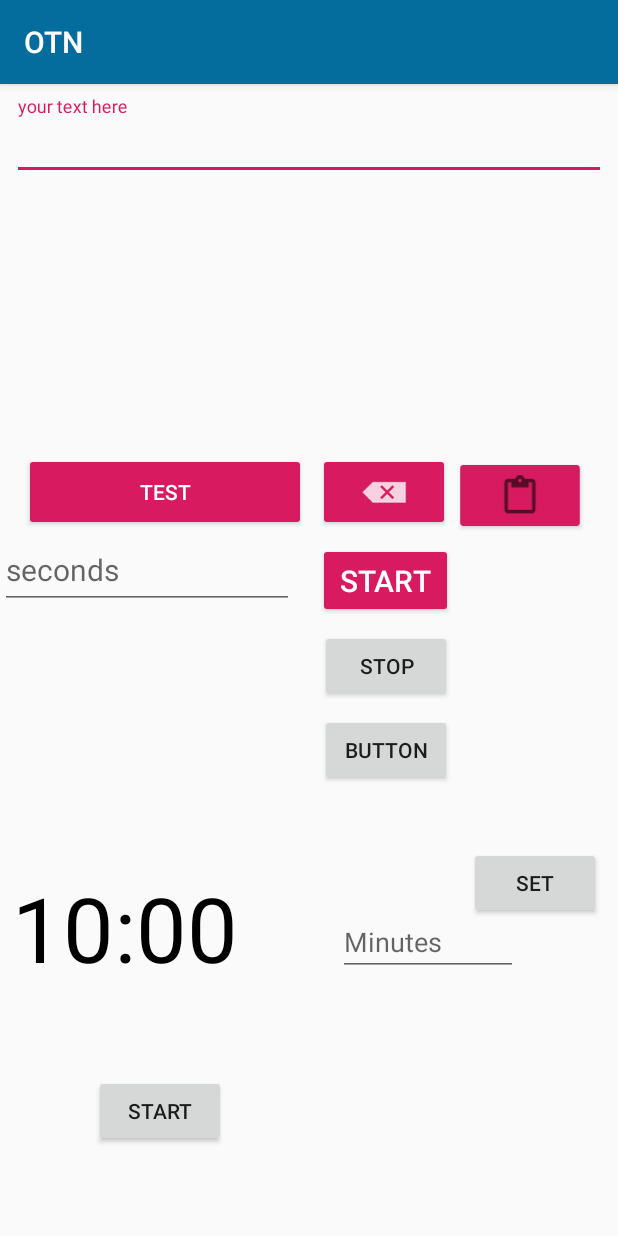
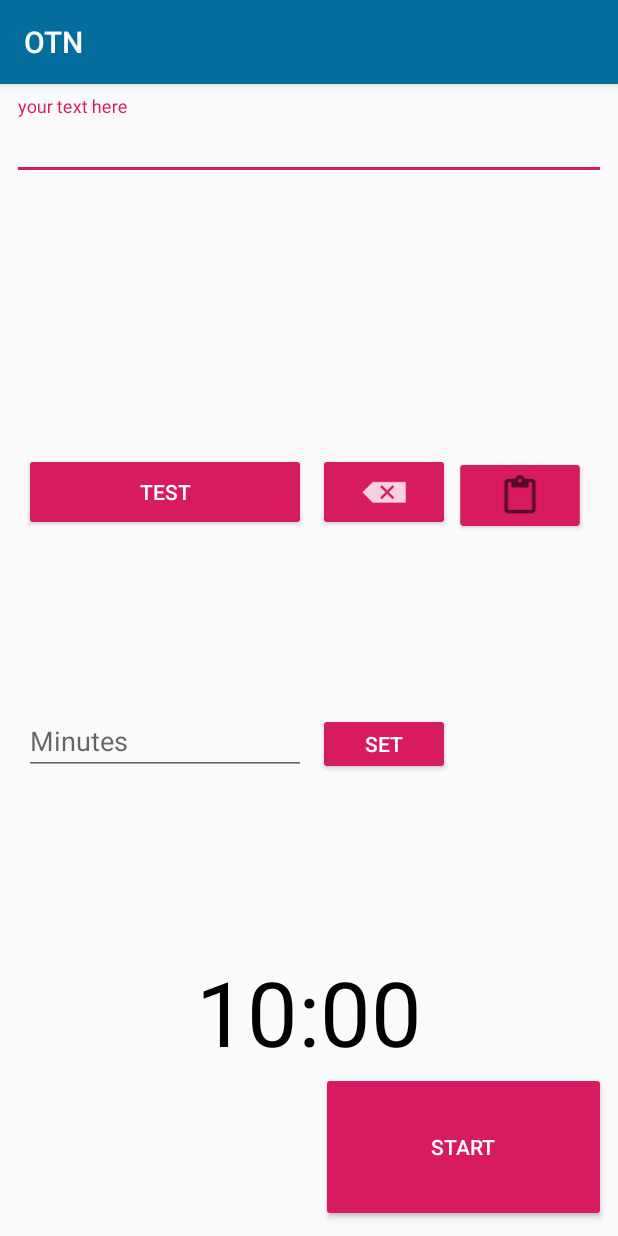
Before and after one commit to TheLukaDragar/OTN, an Android app: the screen it shows after launch (MainActivity), on a phone screen of 412 x 824 dp. Run offline under Robolectric (Android 15) with nearby library versions, the phone set to English and light mode, and no system bars; our stand-ins replace AdMob.

Commit message:
new final myb add colors !!

```diff
--- a/app/build.gradle
+++ b/app/build.gradle
@@ -7,8 +7,8 @@ android {
         applicationId "com.dragar.luka.otn"
         minSdkVersion 16
         targetSdkVersion 27
-        versionCode 2
-        versionName "1.9"
+        versionCode 3
+        versionName "2.0"
         testInstrumentationRunner "android.support.test.runner.AndroidJUnitRunner"
     }
     buildTypes {
--- a/app/src/main/AndroidManifest.xml
+++ b/app/src/main/AndroidManifest.xml
@@ -15,7 +15,9 @@
         android:supportsRtl="true"
         android:theme="@style/AppTheme"
         tools:ignore="GoogleAppIndexingWarning">
-        <activity android:name="com.dragar.luka.otn.MainActivity">
+        <activity android:name="com.dragar.luka.otn.MainActivity"
+            android:windowSoftInputMode="adjustPan|stateHidden">
+
 
             <intent-filter>
                 <action android:name="android.intent.action.MAIN" />
@@ -23,6 +25,7 @@
                 <category android:name="android.intent.category.LAUNCHER" />
             </intent-filter>
         </activity>
+
         <service android:name=".ExampleService" />
 
         <meta-data
--- a/app/src/main/res/layout/activity_main.xml
+++ b/app/src/main/res/layout/activity_main.xml
@@ -126,168 +126,108 @@
 
     </com.google.android.gms.ads.AdView>
 
-    <EditText
-        android:id="@+id/edittext2"
-        android:layout_width="0dp"
-        android:layout_height="52dp"
-        android:layout_marginEnd="8dp"
-        android:layout_marginRight="8dp"
-        android:ems="10"
-        android:hint="seconds"
-        android:inputType="number"
-        android:textSize="20sp"
-        app:layout_constraintEnd_toEndOf="@+id/button"
-        app:layout_constraintHorizontal_bias="0.0"
-        app:layout_constraintStart_toStartOf="parent"
-        app:layout_constraintTop_toBottomOf="@+id/button" />
-
-    <TextView
-        android:id="@+id/textView"
-        android:layout_width="wrap_content"
-        android:layout_height="wrap_content"
-        android:layout_marginStart="8dp"
-        android:layout_marginLeft="8dp"
-        android:layout_marginTop="8dp"
-        app:layout_constraintEnd_toEndOf="@+id/edittext2"
-        app:layout_constraintStart_toStartOf="parent"
-        app:layout_constraintTop_toBottomOf="@+id/edittext2" />
-
-    <Button
-        android:id="@+id/button2"
-        style="@style/PrimaryColoredButton"
-        android:layout_width="90dp"
-
-
-        android:layout_height="50dp"
-        android:layout_marginTop="8dp"
-        android:layout_marginEnd="8dp"
-        android:layout_marginRight="8dp"
-        android:layout_marginBottom="8dp"
-        android:text="Start"
-        android:textSize="20sp"
-        android:theme="@style/PrimaryColoredButton"
-        app:layout_constraintBottom_toTopOf="@+id/adView"
-        app:layout_constraintEnd_toEndOf="@+id/b2"
-        app:layout_constraintHorizontal_bias="0.0"
-        app:layout_constraintStart_toStartOf="@+id/b2"
-        app:layout_constraintTop_toBottomOf="@+id/b2"
-        app:layout_constraintVertical_bias="0.0" />
-
-    <Button
-        android:id="@+id/button3"
-        android:layout_width="wrap_content"
-        android:layout_height="wrap_content"
-        android:layout_marginTop="8dp"
-        android:onClick="stopService"
-        android:text="Stop"
-        android:visibility="visible"
-        app:layout_constraintEnd_toEndOf="@+id/button2"
-        app:layout_constraintStart_toStartOf="@+id/button2"
-        app:layout_constraintTop_toBottomOf="@+id/button2" />
-
-    <Button
-        android:id="@+id/button4"
-        android:layout_width="wrap_content"
-        android:layout_height="wrap_content"
-        android:layout_marginTop="8dp"
-        android:onClick="startService"
-        android:text="Button"
-        android:visibility="visible"
-        app:layout_constraintEnd_toEndOf="@+id/button3"
-        app:layout_constraintStart_toStartOf="@+id/button3"
-        app:layout_constraintTop_toBottomOf="@+id/button3" />
-
     <TextView
         android:id="@+id/text_view_countdown"
-        android:layout_width="wrap_content"
+        android:layout_width="0dp"
         android:layout_height="wrap_content"
         android:layout_centerHorizontal="true"
         android:layout_centerVertical="true"
         android:layout_marginStart="8dp"
         android:layout_marginLeft="8dp"
-        android:layout_marginTop="8dp"
-        android:layout_marginBottom="8dp"
+        android:layout_marginEnd="8dp"
+        android:layout_marginRight="8dp"
+        android:layout_marginBottom="108dp"
+        android:gravity="center"
         android:text="00:00"
         android:textColor="@android:color/black"
         android:textSize="60sp"
         app:layout_constraintBottom_toTopOf="@+id/adView"
-        app:layout_constraintStart_toStartOf="parent"
-        app:layout_constraintTop_toTopOf="@+id/textView" />
+        app:layout_constraintEnd_toEndOf="parent"
+        app:layout_constraintHorizontal_bias="0.0"
+        app:layout_constraintStart_toStartOf="parent" />
 
     <Button
         android:id="@+id/button_start_pause"
-        android:layout_width="wrap_content"
-        android:layout_height="wrap_content"
+        style="@style/PrimaryColoredButton"
+        android:layout_width="0dp"
+        android:layout_height="0dp"
         android:layout_below="@+id/text_view_countdown"
         android:layout_centerHorizontal="true"
         android:layout_marginStart="8dp"
-        android:layout_marginLeft="8dp"
+        android:layout_marginEnd="8dp"
+        android:layout_marginRight="8dp"
+        android:layout_marginBottom="8dp"
+        android:onClick="startService"
+        android:text="start"
+        app:layout_constraintBottom_toTopOf="@+id/adView"
+        app:layout_constraintEnd_toEndOf="parent"
+        app:layout_constraintStart_toStartOf="@+id/guideline"
+        app:layout_constraintTop_toBottomOf="@+id/text_view_countdown" />
+
+    <Button
+        android:id="@+id/button_reset"
+        style="@style/PrimaryColoredButton"
+        android:layout_width="0dp"
+        android:layout_height="0dp"
+        android:layout_below="@+id/text_view_countdown"
+        android:layout_marginStart="8dp"
+        android:layout_marginEnd="8dp"
+        android:layout_toEndOf="@+id/button_start_pause"
+        android:layout_toRightOf="@+id/button_start_pause"
+        android:onClick="stopService"
+        android:text="reset"
+        android:visibility="invisible"
+        app:layout_constraintBottom_toBottomOf="@+id/button_start_pause"
+        app:layout_constraintEnd_toStartOf="@+id/guideline"
+        app:layout_constraintHorizontal_bias="1.0"
+        app:layout_constraintStart_toStartOf="parent"
+        app:layout_constraintTop_toBottomOf="@+id/text_view_countdown"
+        app:layout_constraintVertical_bias="0.34"
+        tools:visibility="visible" />
+
+    <EditText
+        android:id="@+id/edit_text_input"
+        android:layout_width="0dp"
+        android:layout_height="wrap_content"
+        android:layout_above="@+id/text_view_countdown"
+        android:layout_centerHorizontal="true"
+        android:layout_marginStart="16dp"
+        android:layout_marginLeft="16dp"
         android:layout_marginTop="8dp"
         android:layout_marginEnd="8dp"
         android:layout_marginRight="8dp"
         android:layout_marginBottom="8dp"
-        android:text="start"
-        app:layout_constraintBottom_toTopOf="@+id/adView"
-        app:layout_constraintEnd_toStartOf="@+id/button_reset"
-        app:layout_constraintStart_toStartOf="parent"
-        app:layout_constraintTop_toBottomOf="@+id/text_view_countdown" />
-
-    <Button
-        android:id="@+id/button_reset"
-        android:layout_width="wrap_content"
-        android:layout_height="wrap_content"
-        android:layout_below="@+id/text_view_countdown"
-        android:layout_marginTop="8dp"
-        android:layout_marginBottom="8dp"
-        android:layout_toEndOf="@+id/button_start_pause"
-        android:text="reset"
-        android:visibility="invisible"
-        app:layout_constraintBottom_toTopOf="@+id/adView"
-        app:layout_constraintEnd_toEndOf="parent"
-        app:layout_constraintHorizontal_bias="0.659"
-        app:layout_constraintStart_toStartOf="parent"
-        app:layout_constraintTop_toBottomOf="@+id/button4"
-        app:layout_constraintVertical_bias="0.818"
-        tools:visibility="visible"
-        android:layout_toRightOf="@+id/button_start_pause" />
-
-    <EditText
-        android:id="@+id/edit_text_input"
-        android:layout_width="120dp"
-        android:layout_height="wrap_content"
-        android:layout_above="@+id/text_view_countdown"
-        android:layout_centerHorizontal="true"
-        android:layout_marginStart="8dp"
-        android:layout_marginLeft="8dp"
-        android:layout_marginTop="8dp"
-        android:layout_marginEnd="8dp"
-        android:layout_marginRight="8dp"
         android:hint="Minutes"
         android:inputType="number"
         android:maxLength="4"
-        app:layout_constraintBottom_toTopOf="@+id/button_reset"
-        app:layout_constraintEnd_toEndOf="parent"
-        app:layout_constraintStart_toEndOf="@+id/text_view_countdown"
-        app:layout_constraintTop_toBottomOf="@+id/button4" />
+        app:layout_constraintBottom_toTopOf="@+id/text_view_countdown"
+        app:layout_constraintEnd_toStartOf="@+id/button_set"
+        app:layout_constraintHorizontal_bias="0.0"
+        app:layout_constraintStart_toStartOf="parent"
+        app:layout_constraintTop_toBottomOf="@+id/button" />
 
     <Button
         android:id="@+id/button_set"
+        style="@style/PrimaryColoredButton"
+        android:layout_width="0dp"
+        android:layout_height="0dp"
+        android:layout_alignTop="@+id/edit_text_input"
+        android:layout_marginTop="4dp"
+        android:layout_toEndOf="@+id/edit_text_input"
+        android:layout_toRightOf="@+id/edit_text_input"
+        android:text="Set"
+        android:theme="@style/PrimaryColoredButton"
+        app:layout_constraintBottom_toBottomOf="@+id/edit_text_input"
+        app:layout_constraintEnd_toEndOf="@+id/b2"
+        app:layout_constraintStart_toStartOf="@+id/b2"
+        app:layout_constraintTop_toTopOf="@+id/edit_text_input" />
+
+    <android.support.constraint.Guideline
+        android:id="@+id/guideline"
         android:layout_width="wrap_content"
         android:layout_height="wrap_content"
-        android:layout_alignTop="@+id/edit_text_input"
-        android:layout_marginStart="8dp"
-        android:layout_marginLeft="8dp"
-        android:layout_marginTop="8dp"
-        android:layout_marginEnd="8dp"
-        android:layout_marginRight="8dp"
-        android:layout_marginBottom="8dp"
-        android:layout_toEndOf="@+id/edit_text_input"
-        android:text="Set"
-        app:layout_constraintBottom_toTopOf="@+id/adView"
-        app:layout_constraintEnd_toEndOf="parent"
-        app:layout_constraintStart_toEndOf="@+id/button_reset"
-        app:layout_constraintTop_toBottomOf="@+id/imageButton2"
-        android:layout_toRightOf="@+id/edit_text_input" />
+        android:orientation="vertical"
+        app:layout_constraintGuide_percent="0.5" />
 
 
 </android.support.constraint.ConstraintLayout>
```
Also changed, not shown: app/src/main/java/com/dragar/luka/otn/ExampleService.java (+3 -59 lines), app/src/main/java/com/dragar/luka/otn/MainActivity.java (+65 -111 lines).
